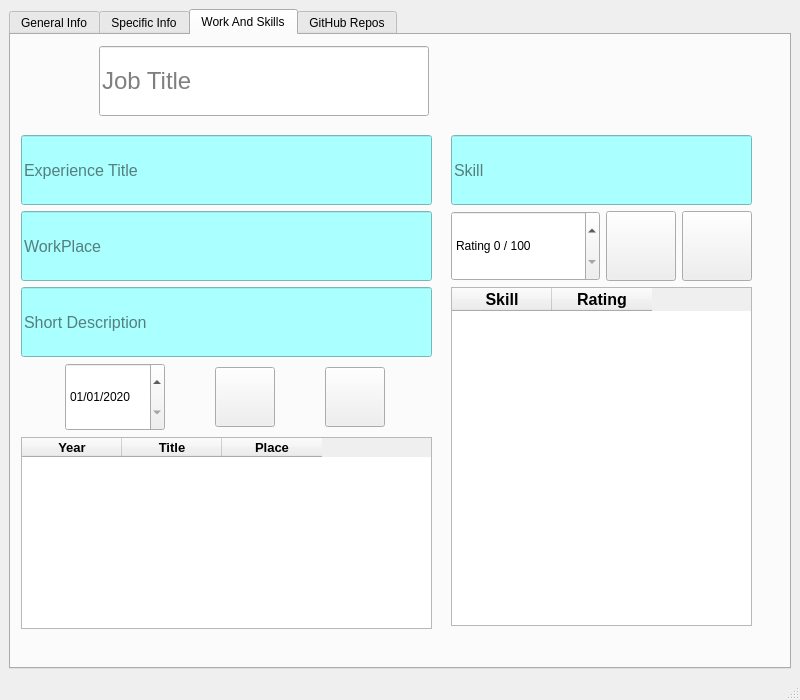
AliGholamian-dev/CV-Builder, file Resources/InfoWindow.ui: the form before one commit.
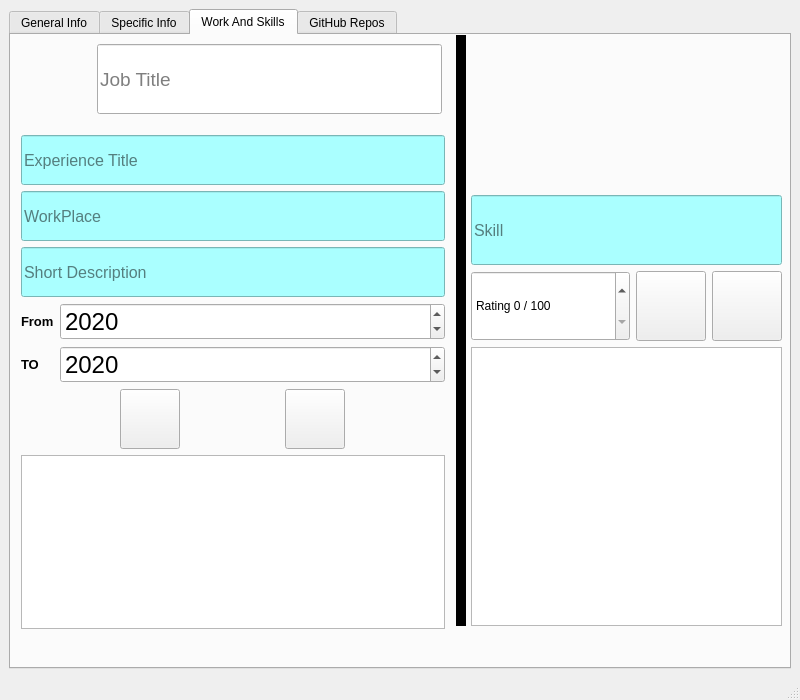
The form after the commit. The open tabs and pages were chosen to show the change. Icons and pictures are not drawn.

Commit message: Gui Complete -> matching Remains

The edit to the form file:
```diff
--- a/Resources/InfoWindow.ui
+++ b/Resources/InfoWindow.ui
@@ -1021,9 +1021,9 @@
         <property name="geometry">
          <rect>
           <x>10</x>
-          <y>10</y>
-          <width>409</width>
-          <height>72</height>
+          <y>0</y>
+          <width>421</width>
+          <height>89</height>
          </rect>
         </property>
         <layout class="QHBoxLayout" name="horizontalLayout_15">
@@ -1037,7 +1037,7 @@
            </property>
            <property name="minimumSize">
             <size>
-             <width>10</width>
+             <width>70</width>
              <height>20</height>
             </size>
            </property>
@@ -1064,21 +1064,21 @@
          <item>
           <widget class="QLineEdit" name="jobTitle">
            <property name="sizePolicy">
-            <sizepolicy hsizetype="Fixed" vsizetype="Fixed">
+            <sizepolicy hsizetype="Expanding" vsizetype="Fixed">
              <horstretch>0</horstretch>
              <verstretch>0</verstretch>
             </sizepolicy>
            </property>
            <property name="minimumSize">
             <size>
-             <width>330</width>
+             <width>0</width>
              <height>70</height>
             </size>
            </property>
            <property name="font">
             <font>
              <family>Arial</family>
-             <pointsize>18</pointsize>
+             <pointsize>14</pointsize>
             </font>
            </property>
            <property name="inputMask">
@@ -1097,10 +1097,10 @@
        <widget class="QWidget" name="layoutWidget_6">
         <property name="geometry">
          <rect>
-          <x>440</x>
-          <y>100</y>
-          <width>301</width>
-          <height>491</height>
+          <x>460</x>
+          <y>160</y>
+          <width>311</width>
+          <height>431</height>
          </rect>
         </property>
         <layout class="QVBoxLayout" name="verticalLayout_9">
@@ -1231,59 +1231,24 @@
           </layout>
          </item>
          <item>
-          <widget class="QTableWidget" name="skillWidget">
-           <property name="sizePolicy">
-            <sizepolicy hsizetype="Expanding" vsizetype="Fixed">
-             <horstretch>0</horstretch>
-             <verstretch>0</verstretch>
-            </sizepolicy>
+          <widget class="QListWidget" name="skillList">
+           <property name="font">
+            <font>
+             <pointsize>12</pointsize>
+             <weight>75</weight>
+             <bold>true</bold>
+            </font>
            </property>
-           <property name="minimumSize">
-            <size>
-             <width>0</width>
-             <height>100</height>
-            </size>
-           </property>
-           <property name="maximumSize">
-            <size>
-             <width>100000</width>
-             <height>500</height>
-            </size>
-           </property>
-           <column>
-            <property name="text">
-             <string>Skill</string>
-            </property>
-            <property name="font">
-             <font>
-              <pointsize>12</pointsize>
-              <weight>75</weight>
-              <bold>true</bold>
-             </font>
-            </property>
-           </column>
-           <column>
-            <property name="text">
-             <string>Rating</string>
-            </property>
-            <property name="font">
-             <font>
-              <pointsize>12</pointsize>
-              <weight>75</weight>
-              <bold>true</bold>
-             </font>
-            </property>
-           </column>
           </widget>
          </item>
         </layout>
        </widget>
-       <widget class="QWidget" name="">
+       <widget class="QWidget" name="layoutWidget">
         <property name="geometry">
          <rect>
           <x>10</x>
           <y>100</y>
-          <width>411</width>
+          <width>424</width>
           <height>494</height>
          </rect>
         </property>
@@ -1299,7 +1264,7 @@
            <property name="minimumSize">
             <size>
              <width>150</width>
-             <height>70</height>
+             <height>50</height>
             </size>
            </property>
            <property name="maximumSize">
@@ -1332,7 +1297,7 @@
            <property name="minimumSize">
             <size>
              <width>150</width>
-             <height>70</height>
+             <height>50</height>
             </size>
            </property>
            <property name="maximumSize">
@@ -1365,7 +1330,7 @@
            <property name="minimumSize">
             <size>
              <width>150</width>
-             <height>70</height>
+             <height>50</height>
             </size>
            </property>
            <property name="maximumSize">
@@ -1387,34 +1352,130 @@
            </property>
           </widget>
          </item>
+         <item>
+          <layout class="QHBoxLayout" name="horizontalLayout_8">
+           <item>
+            <widget class="QLabel" name="label_2">
+             <property name="sizePolicy">
+              <sizepolicy hsizetype="Fixed" vsizetype="Fixed">
+               <horstretch>0</horstretch>
+               <verstretch>0</verstretch>
+              </sizepolicy>
+             </property>
+             <property name="maximumSize">
+              <size>
+               <width>50</width>
+               <height>50</height>
+              </size>
+             </property>
+             <property name="font">
+              <font>
+               <pointsize>10</pointsize>
+               <weight>75</weight>
+               <bold>true</bold>
+              </font>
+             </property>
+             <property name="text">
+              <string>From</string>
+             </property>
+            </widget>
+           </item>
+           <item>
+            <widget class="QDateEdit" name="expDateFrom">
+             <property name="sizePolicy">
+              <sizepolicy hsizetype="Expanding" vsizetype="Expanding">
+               <horstretch>0</horstretch>
+               <verstretch>0</verstretch>
+              </sizepolicy>
+             </property>
+             <property name="maximumSize">
+              <size>
+               <width>400</width>
+               <height>50</height>
+              </size>
+             </property>
+             <property name="font">
+              <font>
+               <pointsize>18</pointsize>
+              </font>
+             </property>
+             <property name="displayFormat">
+              <string>yyyy</string>
+             </property>
+             <property name="date">
+              <date>
+               <year>2020</year>
+               <month>1</month>
+               <day>1</day>
+              </date>
+             </property>
+            </widget>
+           </item>
+          </layout>
+         </item>
+         <item>
+          <layout class="QHBoxLayout" name="horizontalLayout_11">
+           <item>
+            <widget class="QLabel" name="label_3">
+             <property name="sizePolicy">
+              <sizepolicy hsizetype="Fixed" vsizetype="Fixed">
+               <horstretch>0</horstretch>
+               <verstretch>0</verstretch>
+              </sizepolicy>
+             </property>
+             <property name="maximumSize">
+              <size>
+               <width>50</width>
+               <height>50</height>
+              </size>
+             </property>
+             <property name="font">
+              <font>
+               <pointsize>10</pointsize>
+               <weight>75</weight>
+               <bold>true</bold>
+              </font>
+             </property>
+             <property name="text">
+              <string>TO    </string>
+             </property>
+            </widget>
+           </item>
+           <item>
+            <widget class="QDateEdit" name="expDateTo">
+             <property name="sizePolicy">
+              <sizepolicy hsizetype="Expanding" vsizetype="Expanding">
+               <horstretch>0</horstretch>
+               <verstretch>0</verstretch>
+              </sizepolicy>
+             </property>
+             <property name="maximumSize">
+              <size>
+               <width>500</width>
+               <height>70</height>
+              </size>
+             </property>
+             <property name="font">
+              <font>
+               <pointsize>18</pointsize>
+              </font>
+             </property>
+             <property name="displayFormat">
+              <string>yyyy</string>
+             </property>
+             <property name="date">
+              <date>
+               <year>2020</year>
+               <month>1</month>
+               <day>1</day>
+              </date>
+             </property>
+            </widget>
+           </item>
+          </layout>
+         </item>
          <item>
           <layout class="QHBoxLayout" name="horizontalLayout_5">
-           <item>
-            <widget class="QDateEdit" name="expDate">
-             <property name="sizePolicy">
-              <sizepolicy hsizetype="Expanding" vsizetype="Expanding">
-               <horstretch>0</horstretch>
-               <verstretch>0</verstretch>
-              </sizepolicy>
-             </property>
-             <property name="maximumSize">
-              <size>
-               <width>100</width>
-               <height>70</height>
-              </size>
-             </property>
-             <property name="displayFormat">
-              <string>dd/MM/yyyy</string>
-             </property>
-             <property name="date">
-              <date>
-               <year>2020</year>
-               <month>1</month>
-               <day>1</day>
-              </date>
-             </property>
-            </widget>
-           </item>
            <item>
             <widget class="QPushButton" name="addExp">
              <property name="maximumSize">
@@ -1476,56 +1537,56 @@
           </layout>
          </item>
          <item>
-          <widget class="QTableWidget" name="expWidget">
-           <column>
-            <property name="text">
-             <string>Year</string>
-            </property>
-            <property name="font">
-             <font>
-              <pointsize>10</pointsize>
-              <weight>75</weight>
-              <bold>true</bold>
-             </font>
-            </property>
-            <property name="textAlignment">
-             <set>AlignCenter</set>
-            </property>
-           </column>
-           <column>
-            <property name="text">
-             <string>Title</string>
-            </property>
-            <property name="font">
-             <font>
-              <pointsize>10</pointsize>
-              <weight>75</weight>
-              <bold>true</bold>
-             </font>
-            </property>
-            <property name="textAlignment">
-             <set>AlignCenter</set>
-            </property>
-           </column>
-           <column>
-            <property name="text">
-             <string>Place</string>
-            </property>
-            <property name="font">
-             <font>
-              <pointsize>10</pointsize>
-              <weight>75</weight>
-              <bold>true</bold>
-             </font>
-            </property>
-            <property name="textAlignment">
-             <set>AlignCenter</set>
-            </property>
-           </column>
+          <widget class="QListWidget" name="expList">
+           <property name="font">
+            <font>
+             <pointsize>9</pointsize>
+             <weight>75</weight>
+             <bold>true</bold>
+            </font>
+           </property>
           </widget>
          </item>
         </layout>
        </widget>
+       <widget class="QLabel" name="label_4">
+        <property name="geometry">
+         <rect>
+          <x>460</x>
+          <y>0</y>
+          <width>311</width>
+          <height>161</height>
+         </rect>
+        </property>
+        <property name="text">
+         <string/>
+        </property>
+        <property name="pixmap">
+         <pixmap resource="Infoqrc.qrc">:/icons/exp.png</pixmap>
+        </property>
+        <property name="scaledContents">
+         <bool>true</bool>
+        </property>
+       </widget>
+       <widget class="Line" name="line">
+        <property name="geometry">
+         <rect>
+          <x>440</x>
+          <y>0</y>
+          <width>20</width>
+          <height>591</height>
+         </rect>
+        </property>
+        <property name="frameShadow">
+         <enum>QFrame::Plain</enum>
+        </property>
+        <property name="lineWidth">
+         <number>10</number>
+        </property>
+        <property name="orientation">
+         <enum>Qt::Vertical</enum>
+        </property>
+       </widget>
       </widget>
       <widget class="QWidget" name="GitTab">
        <attribute name="title">
```
Left out of the diff: 450 changed lines with no effect on the pictures. The commit also changes 7 other files.
